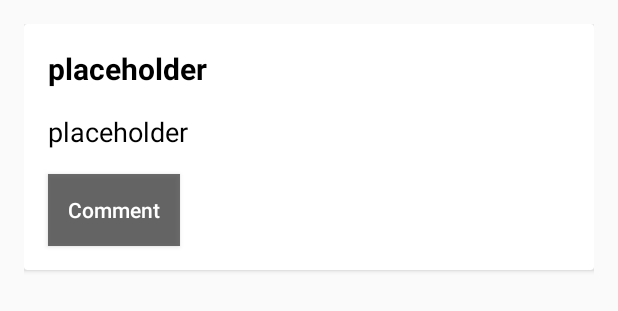
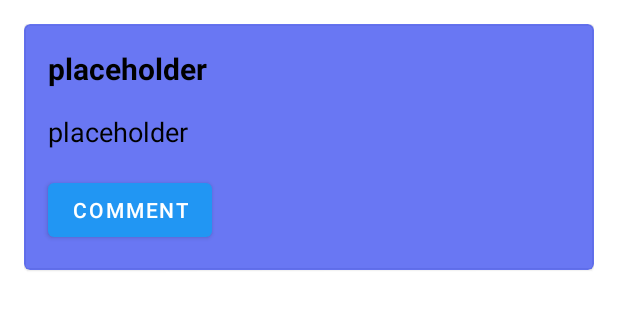
Before and after one commit to dgathogo/PostSphere, an Android app: the layout activity_post_detail.xml on its own in the app's theme, with its tools: preview values and no code run, on a phone screen of 412 x 824 dp. Shown: the top 311 px of the screen. Run offline under Robolectric (Android 15) with nearby library versions, the phone set to English and light mode, and no system bars.

Commit message:
material design theme

```diff
--- a/app/build.gradle
+++ b/app/build.gradle
@@ -48,4 +48,5 @@ dependencies {
     implementation 'com.google.firebase:firebase-database:19.2.0'
     implementation 'com.flaviofaria:kenburnsview:1.0.7'
     implementation 'uk.co.samuelwall:material-tap-target-prompt:2.3.0'
+    implementation 'com.google.android.material:material:<version>'
 }
--- a/app/src/main/java/us/ait/postsphere/ForumActivity.kt
+++ b/app/src/main/java/us/ait/postsphere/ForumActivity.kt
@@ -119,7 +119,7 @@ class ForumActivity : AppCompatActivity() {
         ItemDecoration() {
         override fun getItemOffsets(outRect: Rect, itemPosition: Int, parent: RecyclerView) {
             outRect.bottom = verticalSpaceHeight
-            if (itemPosition != parent?.adapter?.itemCount?.minus(1)) {
+            if (itemPosition != parent.adapter?.itemCount?.minus(1)) {
                 outRect.bottom = verticalSpaceHeight
             }
         }
--- a/app/src/main/res/layout/activity_create_post.xml
+++ b/app/src/main/res/layout/activity_create_post.xml
@@ -32,7 +32,7 @@
         android:layout_margin="@dimen/item_margin"
         android:visibility="gone" />
 
-    <Button
+    <com.google.android.material.button.MaterialButton
         android:id="@+id/btnSend"
         android:layout_width="wrap_content"
         android:layout_height="wrap_content"
@@ -40,7 +40,7 @@
         android:onClick="sendClick"
         android:text="@string/post" />
 
-    <Button
+    <com.google.android.material.button.MaterialButton
         android:id="@+id/btnAttach"
         android:layout_width="wrap_content"
         android:layout_height="wrap_content"
--- a/app/src/main/res/layout/activity_login.xml
+++ b/app/src/main/res/layout/activity_login.xml
@@ -47,7 +47,7 @@
             android:text="123456" />
     </com.google.android.material.textfield.TextInputLayout>
 
-    <Button
+    <com.google.android.material.button.MaterialButton
         android:id="@+id/btnLogin"
         android:layout_width="match_parent"
         android:layout_height="wrap_content"
@@ -57,7 +57,7 @@
         android:padding="12dp"
         android:text="Login" />
 
-    <Button
+    <com.google.android.material.button.MaterialButton
         android:id="@+id/btnRegister"
         android:layout_width="match_parent"
         android:layout_height="wrap_content"
--- a/app/src/main/res/layout/activity_post_detail.xml
+++ b/app/src/main/res/layout/activity_post_detail.xml
@@ -1,21 +1,18 @@
 <?xml version="1.0" encoding="utf-8"?>
 <androidx.constraintlayout.widget.ConstraintLayout xmlns:android="http://schemas.android.com/apk/res/android"
     xmlns:app="http://schemas.android.com/apk/res-auto"
-    xmlns:card_view="http://schemas.android.com/tools"
+    xmlns:tools="http://schemas.android.com/tools"
     android:layout_width="match_parent"
     android:layout_height="match_parent"
     android:padding="16dp">
 
-    <androidx.cardview.widget.CardView
+    <com.google.android.material.card.MaterialCardView
         android:id="@+id/cardView"
         android:layout_width="match_parent"
         android:layout_height="wrap_content"
         app:layout_constraintEnd_toEndOf="parent"
         app:layout_constraintStart_toStartOf="parent"
-        app:layout_constraintTop_toTopOf="parent"
-        card_view:cardBackgroundColor="#7CDAF1"
-        card_view:cardCornerRadius="6dp"
-        card_view:cardElevation="8dp">
+        app:layout_constraintTop_toTopOf="parent">
 
         <androidx.constraintlayout.widget.ConstraintLayout
             android:layout_width="match_parent"
@@ -38,15 +35,16 @@
                 android:layout_width="match_parent"
                 android:layout_height="wrap_content"
                 android:layout_margin="16dp"
+                android:layout_marginStart="4dp"
                 android:text="@string/placeholder"
                 android:textSize="18sp"
                 app:layout_constraintStart_toStartOf="parent"
-                app:layout_constraintTop_toBottomOf="@+id/tvTitle" />
+                app:layout_constraintTop_toBottomOf="@+id/ivPhoto" />
 
-            <Button
+            <com.google.android.material.button.MaterialButton
                 android:id="@+id/btnComment"
                 android:layout_width="wrap_content"
-                android:layout_height="wrap_content"
+                android:layout_height="match_parent"
                 android:layout_margin="16dp"
                 android:text="Comment"
                 app:layout_constraintBottom_toBottomOf="parent"
@@ -78,7 +76,7 @@
         </androidx.constraintlayout.widget.ConstraintLayout>
 
 
-    </androidx.cardview.widget.CardView>
+    </com.google.android.material.card.MaterialCardView>
 
     <androidx.recyclerview.widget.RecyclerView
         android:id="@+id/rvComments"
--- a/app/src/main/res/layout/comment_row.xml
+++ b/app/src/main/res/layout/comment_row.xml
@@ -23,7 +23,7 @@
             app:layout_constraintStart_toStartOf="parent"
             app:layout_constraintTop_toBottomOf="@+id/tvAuthor" />
 
-        <Button
+        <com.google.android.material.button.MaterialButton
             android:id="@+id/btnDelete"
             android:layout_width="wrap_content"
             android:layout_height="wrap_content"
@@ -42,7 +42,7 @@
             app:layout_constraintStart_toStartOf="parent"
             app:layout_constraintTop_toTopOf="parent" />
 
-        <Button
+        <com.google.android.material.button.MaterialButton
             android:id="@+id/btnEditComment"
             android:layout_width="wrap_content"
             android:layout_height="wrap_content"
--- a/app/src/main/res/layout/post_row.xml
+++ b/app/src/main/res/layout/post_row.xml
@@ -35,7 +35,7 @@
             app:layout_constraintStart_toStartOf="parent"
             app:layout_constraintTop_toBottomOf="@+id/ivPhoto" />
 
-        <Button
+        <com.google.android.material.button.MaterialButton
             android:id="@+id/btnEdit"
             android:layout_width="wrap_content"
             android:layout_height="wrap_content"
@@ -44,7 +44,7 @@
             app:layout_constraintStart_toStartOf="parent"
             app:layout_constraintTop_toBottomOf="@+id/tvBody" />
 
-        <Button
+        <com.google.android.material.button.MaterialButton
             android:id="@+id/btnDelete"
             android:layout_width="wrap_content"
             android:layout_height="wrap_content"
--- a/app/src/main/res/values/styles.xml
+++ b/app/src/main/res/values/styles.xml
@@ -1,7 +1,7 @@
 <resources>
 
     <!-- Base application theme. -->
-    <style name="AppTheme" parent="Theme.AppCompat.Light.DarkActionBar">
+    <style name="AppTheme" parent="Theme.MaterialComponents.Light">
         <!-- Customize your theme here. -->
         <item name="colorPrimary">@color/colorPrimary</item>
         <item name="colorPrimaryDark">@color/colorPrimaryDark</item>
@@ -15,12 +15,18 @@
         <item name="android:buttonStyle">@style/Button</item>
         <item name="android:textViewStyle">@style/customTextViewStyle</item>
         <item name="android:editTextColor">#000000</item>
+        <item name="materialCardViewStyle">@style/MyCardView</item>
     </style>
 
     <style name="AppTheme.NoActionBar">
         <item name="windowActionBar">false</item>
         <item name="windowNoTitle">true</item>
     </style>
+
+    <style name="MyCardView" parent="Widget.MaterialComponents.CardView">
+        <item name="cardBackgroundColor">#C63F51F0</item>
+    </style>
+
     <style name="Button" parent="Widget.AppCompat.Button">
         <item name="android:textAllCaps">false</item>
         <item name="android:background">#C3424242</item>
@@ -35,5 +41,4 @@
         <item name="android:textColor">#000000</item>
     </style>
 
-
 </resources>
```
Also changed, not shown: app/src/main/java/us/ait/postsphere/PostDetailActivity.kt (+7 -0 lines).
